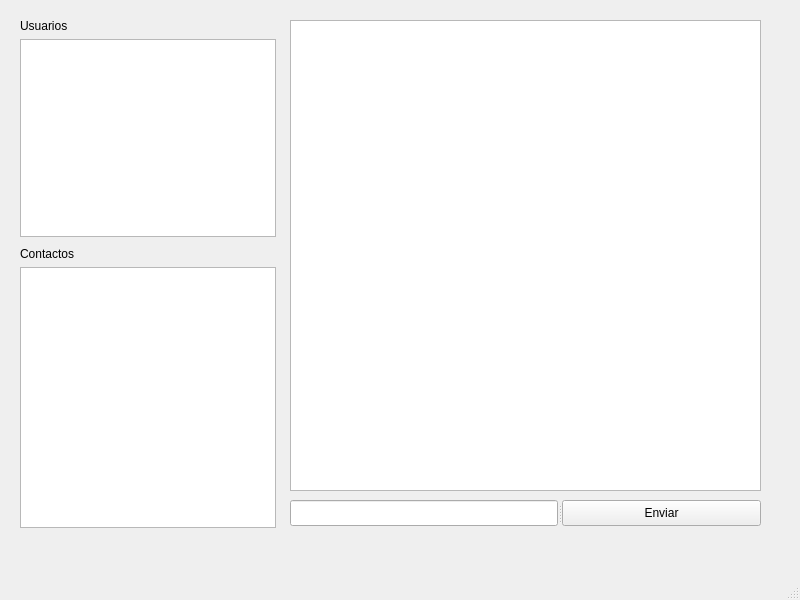
Qt form ui/mainwindow.ui (VIL20776/Repo-Cliente-XMPP) before a commit.
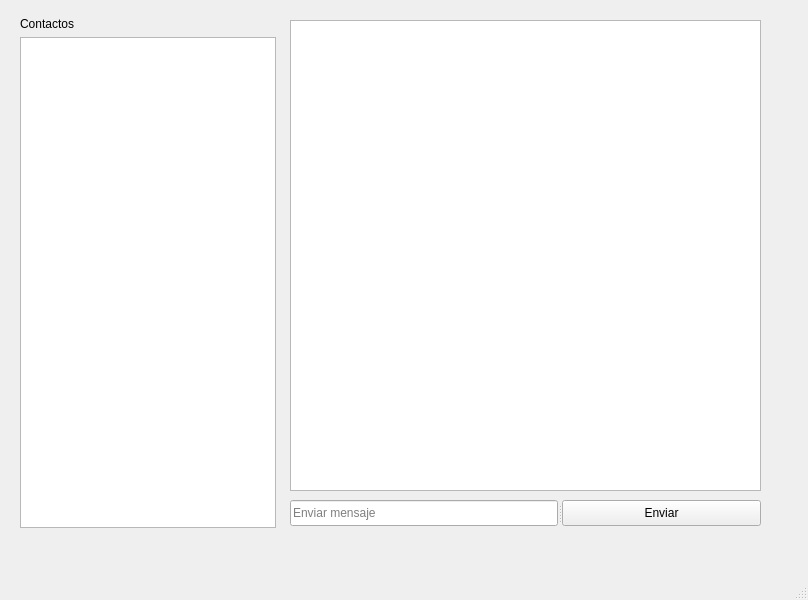
The same form after that commit.

Patch:
```diff
--- a/ui/mainwindow.ui
+++ b/ui/mainwindow.ui
@@ -6,7 +6,7 @@
    <rect>
     <x>0</x>
     <y>0</y>
-    <width>800</width>
+    <width>808</width>
     <height>600</height>
    </rect>
   </property>
@@ -36,20 +36,27 @@
     <property name="orientation">
      <enum>Qt::Orientation::Horizontal</enum>
     </property>
-    <widget class="QLineEdit" name="msg_input"/>
+    <widget class="QLineEdit" name="msg_input">
+     <property name="text">
+      <string/>
+     </property>
+     <property name="placeholderText">
+      <string>Enviar mensaje</string>
+     </property>
+    </widget>
     <widget class="QPushButton" name="send">
      <property name="text">
       <string>Enviar</string>
      </property>
     </widget>
    </widget>
-   <widget class="QWidget" name="">
+   <widget class="QWidget" name="layoutWidget">
     <property name="geometry">
      <rect>
       <x>20</x>
-      <y>247</y>
+      <y>17</y>
       <width>258</width>
-      <height>281</height>
+      <height>511</height>
      </rect>
     </property>
     <layout class="QVBoxLayout" name="verticalLayout">
@@ -72,35 +79,6 @@
      </item>
     </layout>
    </widget>
-   <widget class="QWidget" name="">
-    <property name="geometry">
-     <rect>
-      <x>20</x>
-      <y>19</y>
-      <width>258</width>
-      <height>218</height>
-     </rect>
-    </property>
-    <layout class="QVBoxLayout" name="verticalLayout_2">
-     <item>
-      <widget class="QLabel" name="label">
-       <property name="text">
-        <string>Usuarios</string>
-       </property>
-      </widget>
-     </item>
-     <item>
-      <widget class="QListWidget" name="user_list">
-       <property name="maximumSize">
-        <size>
-         <width>256</width>
-         <height>16777215</height>
-        </size>
-       </property>
-      </widget>
-     </item>
-    </layout>
-   </widget>
   </widget>
   <widget class="QMenuBar" name="menubar">
    <property name="geometry">
```
Left out of the diff: 2 changed lines with no effect on the pictures.
